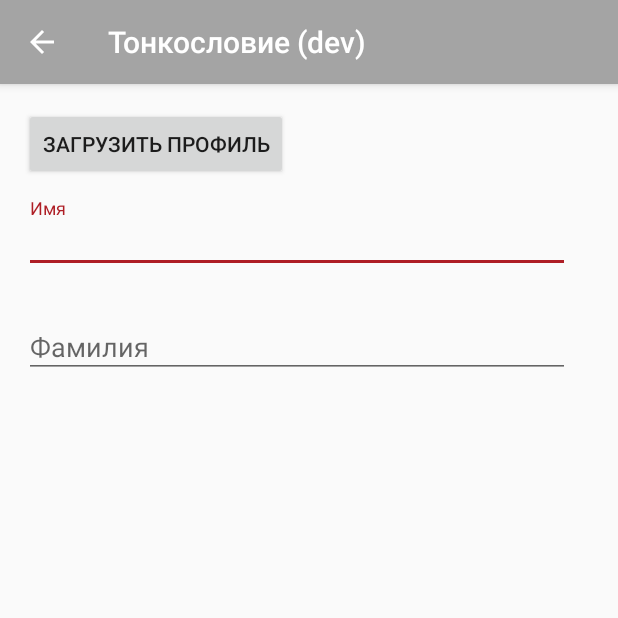
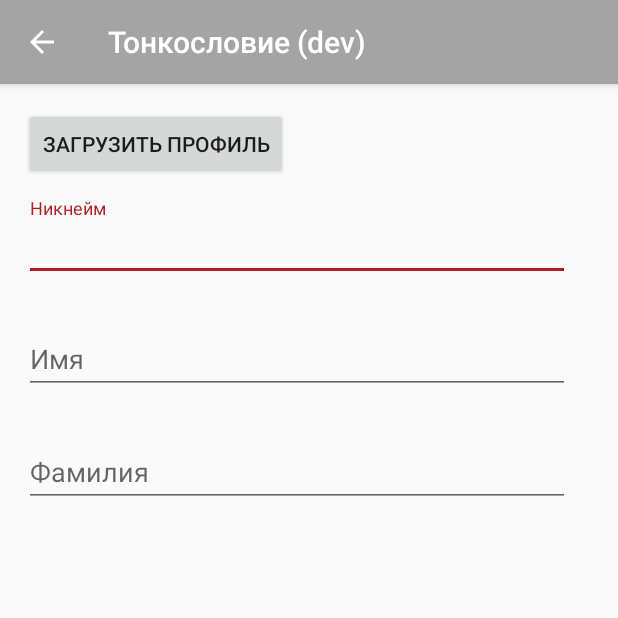
Before and after one commit to SnowDrifter/tonkoslovie-android, an Android app: the ProfileActivity screen opened directly, with no data from a screen before it, on a phone screen of 412 x 824 dp, the top half of it. Run offline under Robolectric (Android 15) with nearby library versions, the phone set to English and light mode, and no system bars; our stand-ins replace RxJava.

Commit message:
Added username field to profile activity

```diff
--- a/app/src/main/java/ru/romanov/tonkoslovie/data/models/user/User.kt
+++ b/app/src/main/java/ru/romanov/tonkoslovie/data/models/user/User.kt
@@ -1,7 +1,6 @@
 package ru.romanov.tonkoslovie.data.models.user
 
 data class User(
-        val id: Long,
         val username: String,
         val firstName: String,
         val lastName: String
--- a/app/src/main/java/ru/romanov/tonkoslovie/ui/screens/profile/ProfileActivity.kt
+++ b/app/src/main/java/ru/romanov/tonkoslovie/ui/screens/profile/ProfileActivity.kt
@@ -4,13 +4,14 @@ import android.os.Bundle
 import android.support.design.widget.TextInputEditText
 import android.support.v7.app.AppCompatActivity
 import android.view.View
+import android.widget.EditText
 import android.widget.Toast
 import io.reactivex.android.schedulers.AndroidSchedulers
 import io.reactivex.schedulers.Schedulers
 import ru.romanov.tonkoslovie.R
 import ru.romanov.tonkoslovie.data.api.ApiCreator
 
-class ProfileActivity  : AppCompatActivity() {
+class ProfileActivity : AppCompatActivity() {
 
     override fun onCreate(savedInstanceState: Bundle?) {
         super.onCreate(savedInstanceState)
@@ -25,6 +26,9 @@ class ProfileActivity  : AppCompatActivity() {
                 .observeOn(AndroidSchedulers.mainThread())
                 .subscribe(
                         { result ->
+                            val userNameInput = findViewById<TextInputEditText>(R.id.profile_input_username)
+                            userNameInput.setText(result.username)
+
                             val firstNameInput = findViewById<TextInputEditText>(R.id.profile_input_firstName)
                             firstNameInput.setText(result.firstName)
 
--- a/app/src/main/res/layout/profile_activity.xml
+++ b/app/src/main/res/layout/profile_activity.xml
@@ -10,27 +10,41 @@
         android:id="@+id/button_2"
         android:layout_width="wrap_content"
         android:layout_height="wrap_content"
-        android:layout_marginEnd="16dp"
         android:layout_marginLeft="16dp"
-        android:layout_marginRight="16dp"
         android:layout_marginStart="16dp"
         android:layout_marginTop="16dp"
         android:onClick="loadProfile"
         android:text="@string/profile_temp_button"
-        app:layout_constraintHorizontal_bias="0.0"
         app:layout_constraintStart_toStartOf="parent"
         app:layout_constraintTop_toTopOf="parent"
         tools:ignore="MissingConstraints" />
 
     <android.support.design.widget.TextInputLayout
-        android:id="@+id/textInputLayout"
+        android:id="@+id/profile_username_layout"
         android:layout_width="364dp"
-        android:layout_height="50dp"
+        android:layout_height="55dp"
         android:layout_marginTop="76dp"
         app:layout_constraintEnd_toEndOf="parent"
         app:layout_constraintHorizontal_bias="0.34"
         app:layout_constraintStart_toStartOf="parent"
         app:layout_constraintTop_toTopOf="parent">
+
+        <android.support.design.widget.TextInputEditText
+            android:id="@+id/profile_input_username"
+            android:layout_width="match_parent"
+            android:layout_height="wrap_content"
+            android:hint="@string/profile_username" />
+    </android.support.design.widget.TextInputLayout>
+
+    <android.support.design.widget.TextInputLayout
+        android:id="@+id/profile_firstName_layout"
+        android:layout_width="364dp"
+        android:layout_height="55dp"
+        android:layout_marginTop="20dp"
+        app:layout_constraintEnd_toEndOf="parent"
+        app:layout_constraintHorizontal_bias="0.34"
+        app:layout_constraintStart_toStartOf="parent"
+        app:layout_constraintTop_toBottomOf="@+id/profile_username_layout">
 
         <android.support.design.widget.TextInputEditText
             android:id="@+id/profile_input_firstName"
@@ -40,14 +54,14 @@
     </android.support.design.widget.TextInputLayout>
 
     <android.support.design.widget.TextInputLayout
-        android:id="@+id/textInputLayout2"
+        android:id="@+id/profile_lastName_layout"
         android:layout_width="364dp"
-        android:layout_height="50dp"
+        android:layout_height="55dp"
         android:layout_marginTop="20dp"
         app:layout_constraintEnd_toEndOf="parent"
         app:layout_constraintHorizontal_bias="0.34"
         app:layout_constraintStart_toStartOf="parent"
-        app:layout_constraintTop_toBottomOf="@+id/textInputLayout">
+        app:layout_constraintTop_toBottomOf="@+id/profile_firstName_layout">
 
         <android.support.design.widget.TextInputEditText
             android:id="@+id/profile_input_lastName"
--- a/app/src/main/res/values/strings.xml
+++ b/app/src/main/res/values/strings.xml
@@ -13,6 +13,7 @@
     <string name="navigation_drawer_close">Close navigation drawer</string>
 
     <string name="profile_temp_button">Загрузить профиль</string>
+    <string name="profile_username">Никнейм</string>
     <string name="profile_firstName">Имя</string>
     <string name="profile_lastName">Фамилия</string>
 
```
